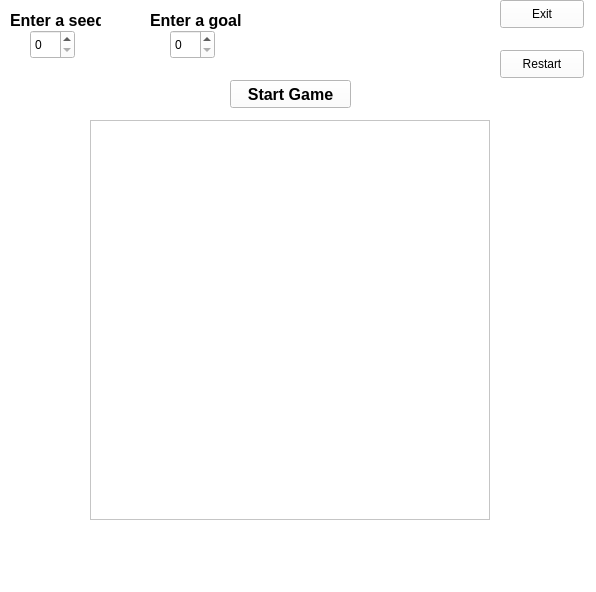
Above: student/12/numbers_gui/mainwindow.ui from Tapinerl/Programming-2 before the change. Below: the same form after it.
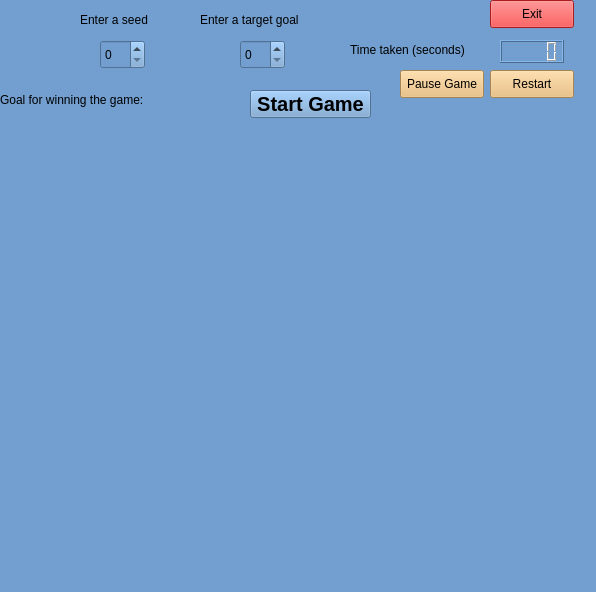
That is the form after the change.

What changed in the file:
```diff
--- a/student/12/numbers_gui/mainwindow.ui
+++ b/student/12/numbers_gui/mainwindow.ui
@@ -14,16 +14,16 @@
    <string>MainWindow</string>
   </property>
   <property name="styleSheet">
-   <string notr="true">background:rgb(255, 255, 255);</string>
+   <string notr="true">background:rgb(114, 159, 207);</string>
   </property>
   <widget class="QWidget" name="centralwidget">
    <widget class="QGraphicsView" name="graphicsView">
     <property name="geometry">
      <rect>
-      <x>90</x>
-      <y>120</y>
-      <width>400</width>
-      <height>400</height>
+      <x>80</x>
+      <y>130</y>
+      <width>421</width>
+      <height>421</height>
      </rect>
     </property>
     <property name="styleSheet">
@@ -33,14 +33,14 @@
    <widget class="QLabel" name="label_2">
     <property name="geometry">
      <rect>
-      <x>10</x>
+      <x>80</x>
       <y>10</y>
       <width>91</width>
       <height>20</height>
      </rect>
     </property>
     <property name="styleSheet">
-     <string notr="true">color:rgb(0, 0, 0);font:bold 16px</string>
+     <string notr="true">color:rgb(0, 0, 0);</string>
     </property>
     <property name="text">
      <string>Enter a seed</string>
@@ -49,30 +49,30 @@
    <widget class="QLabel" name="label_3">
     <property name="geometry">
      <rect>
-      <x>150</x>
+      <x>200</x>
       <y>10</y>
-      <width>91</width>
+      <width>131</width>
       <height>20</height>
      </rect>
     </property>
     <property name="styleSheet">
-     <string notr="true">color:rgb(0, 0, 0);font:bold 16px</string>
+     <string notr="true">color:rgb(0, 0, 0);</string>
     </property>
     <property name="text">
-     <string>Enter a goal</string>
+     <string>Enter a target goal</string>
     </property>
    </widget>
    <widget class="QPushButton" name="StartpushButton">
     <property name="geometry">
      <rect>
-      <x>230</x>
-      <y>80</y>
+      <x>250</x>
+      <y>90</y>
       <width>121</width>
       <height>28</height>
      </rect>
     </property>
     <property name="styleSheet">
-     <string notr="true">background:white;color:black;font: bold 16px</string>
+     <string notr="true">color:black;font: bold 20px</string>
     </property>
     <property name="text">
      <string>Start Game</string>
@@ -81,8 +81,8 @@
    <widget class="QSpinBox" name="SeedspinBox">
     <property name="geometry">
      <rect>
-      <x>30</x>
-      <y>30</y>
+      <x>100</x>
+      <y>40</y>
       <width>45</width>
       <height>29</height>
      </rect>
@@ -91,12 +91,15 @@
    <widget class="QPushButton" name="RestartpushButton">
     <property name="geometry">
      <rect>
-      <x>500</x>
-      <y>50</y>
+      <x>490</x>
+      <y>70</y>
       <width>84</width>
       <height>28</height>
      </rect>
     </property>
+    <property name="styleSheet">
+     <string notr="true">background:rgb(233, 185, 110)</string>
+    </property>
     <property name="text">
      <string>Restart</string>
     </property>
@@ -104,12 +107,15 @@
    <widget class="QPushButton" name="ExitpushButton">
     <property name="geometry">
      <rect>
-      <x>500</x>
+      <x>490</x>
       <y>0</y>
       <width>84</width>
       <height>28</height>
      </rect>
     </property>
+    <property name="styleSheet">
+     <string notr="true">background:rgb(239, 41, 41)</string>
+    </property>
     <property name="text">
      <string>Exit</string>
     </property>
@@ -117,10 +123,10 @@
    <widget class="QLabel" name="WinnerLabel">
     <property name="geometry">
      <rect>
-      <x>100</x>
-      <y>130</y>
-      <width>381</width>
-      <height>381</height>
+      <x>90</x>
+      <y>140</y>
+      <width>401</width>
+      <height>401</height>
      </rect>
     </property>
     <property name="text">
@@ -133,10 +139,10 @@
    <widget class="QLabel" name="LoserLabel">
     <property name="geometry">
      <rect>
-      <x>100</x>
+      <x>80</x>
       <y>130</y>
-      <width>381</width>
-      <height>381</height>
+      <width>421</width>
+      <height>421</height>
      </rect>
     </property>
     <property name="text">
@@ -152,8 +158,8 @@
    <widget class="QSpinBox" name="TargetspinBox">
     <property name="geometry">
      <rect>
-      <x>170</x>
-      <y>30</y>
+      <x>240</x>
+      <y>40</y>
       <width>45</width>
       <height>29</height>
      </rect>
@@ -168,8 +174,8 @@
    <widget class="QLabel" name="Targetlabel">
     <property name="geometry">
      <rect>
-      <x>170</x>
-      <y>60</y>
+      <x>180</x>
+      <y>90</y>
       <width>63</width>
       <height>20</height>
      </rect>
@@ -178,6 +184,74 @@
      <string/>
     </property>
    </widget>
+   <widget class="QPushButton" name="GamepausepushButton">
+    <property name="geometry">
+     <rect>
+      <x>400</x>
+      <y>70</y>
+      <width>84</width>
+      <height>28</height>
+     </rect>
+    </property>
+    <property name="styleSheet">
+     <string notr="true">background:rgb(233, 185, 110); color:rgb(0, 0, 0)</string>
+    </property>
+    <property name="text">
+     <string>Pause Game</string>
+    </property>
+   </widget>
+   <widget class="QLabel" name="label">
+    <property name="geometry">
+     <rect>
+      <x>0</x>
+      <y>90</y>
+      <width>181</width>
+      <height>20</height>
+     </rect>
+    </property>
+    <property name="text">
+     <string>Goal for winning the game:</string>
+    </property>
+   </widget>
+   <widget class="QLabel" name="PauseLabel">
+    <property name="geometry">
+     <rect>
+      <x>90</x>
+      <y>290</y>
+      <width>401</width>
+      <height>61</height>
+     </rect>
+    </property>
+    <property name="text">
+     <string/>
+    </property>
+    <property name="alignment">
+     <set>Qt::AlignCenter</set>
+    </property>
+   </widget>
+   <widget class="QLCDNumber" name="lcdNumber">
+    <property name="geometry">
+     <rect>
+      <x>500</x>
+      <y>40</y>
+      <width>64</width>
+      <height>23</height>
+     </rect>
+    </property>
+   </widget>
+   <widget class="QLabel" name="label_4">
+    <property name="geometry">
+     <rect>
+      <x>350</x>
+      <y>40</y>
+      <width>141</width>
+      <height>20</height>
+     </rect>
+    </property>
+    <property name="text">
+     <string>Time taken (seconds)</string>
+    </property>
+   </widget>
   </widget>
   <widget class="QMenuBar" name="menubar">
    <property name="geometry">
```
